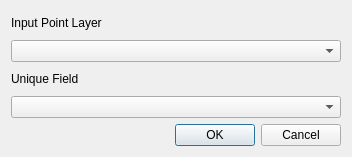
The window that forms/hcmgis_closestpair_form.ui (thangqd/HCMGIS) describes before a commit, drawn with Qt 5.
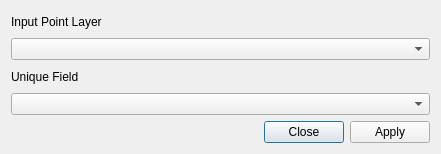
The same window after the commit. Custom widgets are drawn as their Qt base class.

```diff
--- a/forms/hcmgis_closestpair_form.ui
+++ b/forms/hcmgis_closestpair_form.ui
@@ -12,8 +12,8 @@
    <rect>
     <x>0</x>
     <y>0</y>
-    <width>352</width>
-    <height>157</height>
+    <width>441</width>
+    <height>154</height>
    </rect>
   </property>
   <property name="mouseTracking">
@@ -46,7 +46,7 @@
    <item>
     <widget class="QDialogButtonBox" name="BtnOKCancel">
      <property name="standardButtons">
-      <set>QDialogButtonBox::Cancel|QDialogButtonBox::Ok</set>
+      <set>QDialogButtonBox::Apply|QDialogButtonBox::Close</set>
      </property>
     </widget>
    </item>
```
Left out of the diff: 10 changed lines with no effect on the pictures.
